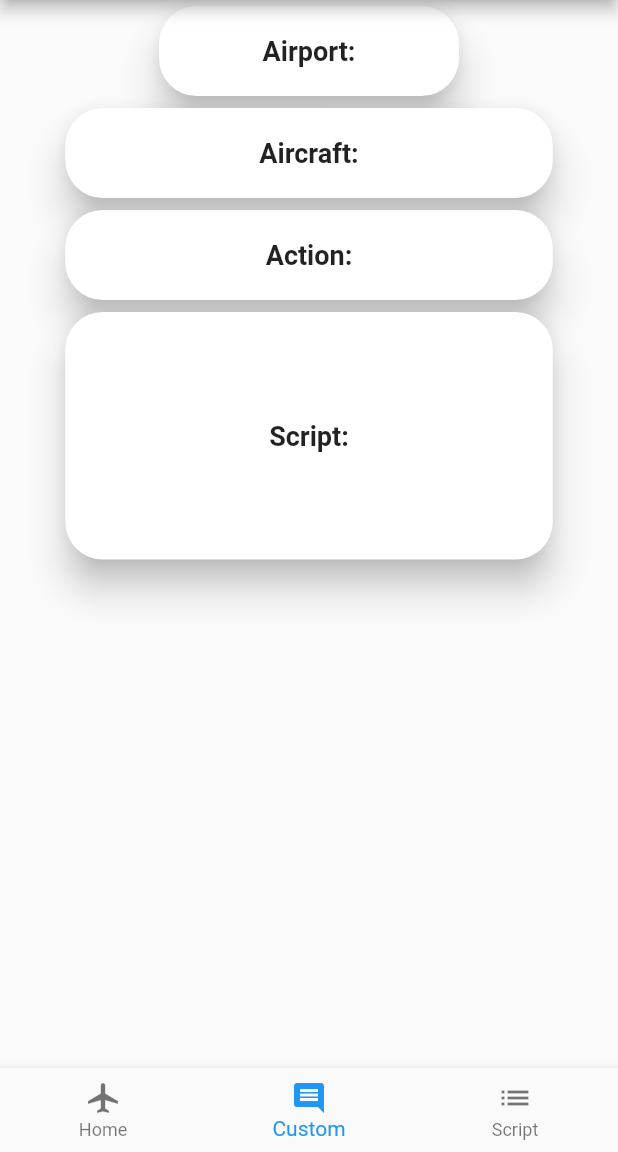
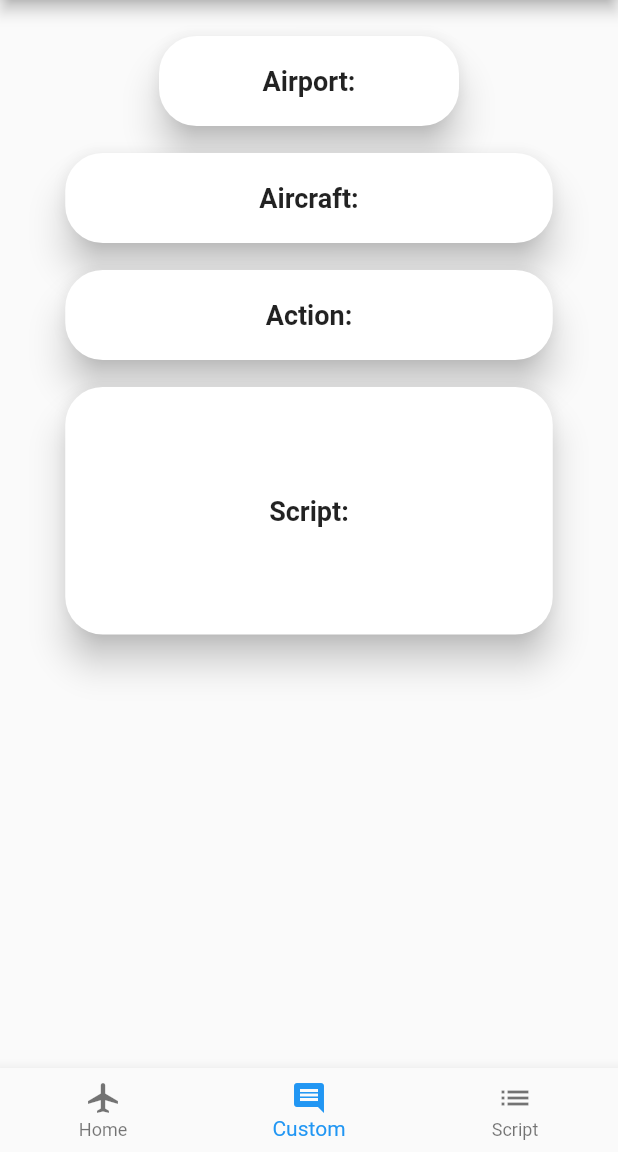
Before and after one commit to stahlie/PilotVoice, a Flutter app: the screen it shows after launch, on a phone screen of 412 x 824 dp, the part 84-1236 px from its top. Run offline on Flutter 3.47's test engine with Material 2 defaults, Android fonts, the phone set to English and light mode, and no system bars.

Commit message:
Add spacing in between cards

```diff
--- a/lib/CustomScreen.dart
+++ b/lib/CustomScreen.dart
@@ -9,6 +9,9 @@ class CustomScreen extends StatelessWidget {
         child: new Column(
 
           children: <Widget>[
+            SizedBox(
+              height: 20.0,
+            ),
             Card(
               color: Colors.white,
               elevation: 10.0,
@@ -34,6 +37,9 @@ class CustomScreen extends StatelessWidget {
                   ],
                 ),
               ),
+            ),
+            SizedBox(
+              height: 10.0,
             ),
             Card(
               color: Colors.white,
@@ -61,6 +67,9 @@ class CustomScreen extends StatelessWidget {
                 ),
               ),
             ),
+            SizedBox(
+              height: 10.0,
+            ),
             Card(
               color: Colors.white,
               elevation: 10.0,
@@ -86,6 +95,9 @@ class CustomScreen extends StatelessWidget {
                   ],
                 ),
               ),
+            ),
+            SizedBox(
+              height: 10.0,
             ),
             Card(
               color: Colors.white,
```
